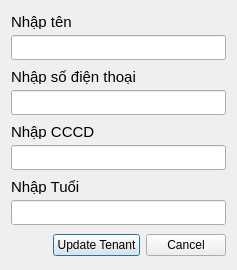
TrungSy2106/Project, file Edittenant.ui: the form before one commit.
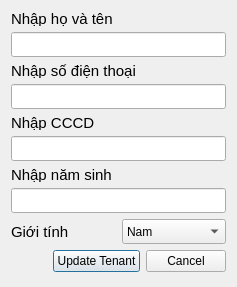
The form after the commit.

```diff
--- a/Edittenant.ui
+++ b/Edittenant.ui
@@ -7,7 +7,7 @@
     <x>0</x>
     <y>0</y>
     <width>237</width>
-    <height>270</height>
+    <height>287</height>
    </rect>
   </property>
   <property name="windowTitle">
@@ -30,7 +30,7 @@
         </font>
        </property>
        <property name="text">
-        <string>Nhập tên</string>
+        <string>Nhập họ và tên</string>
        </property>
       </widget>
      </item>
@@ -135,7 +135,7 @@
         </font>
        </property>
        <property name="text">
-        <string>Nhập Tuổi</string>
+        <string>Nhập năm sinh</string>
        </property>
       </widget>
      </item>
@@ -154,6 +154,48 @@
      </item>
     </layout>
    </item>
+   <item>
+    <layout class="QHBoxLayout" name="horizontalLayout">
+     <item>
+      <widget class="QLabel" name="label_8">
+       <property name="maximumSize">
+        <size>
+         <width>16777215</width>
+         <height>15</height>
+        </size>
+       </property>
+       <property name="font">
+        <font>
+         <pointsize>11</pointsize>
+        </font>
+       </property>
+       <property name="text">
+        <string>Giới tính</string>
+       </property>
+      </widget>
+     </item>
+     <item>
+      <widget class="QComboBox" name="comboBox">
+       <property name="minimumSize">
+        <size>
+         <width>0</width>
+         <height>25</height>
+        </size>
+       </property>
+       <item>
+        <property name="text">
+         <string>Nam</string>
+        </property>
+       </item>
+       <item>
+        <property name="text">
+         <string>Nữ</string>
+        </property>
+       </item>
+      </widget>
+     </item>
+    </layout>
+   </item>
    <item>
     <layout class="QHBoxLayout" name="horizontalLayout_3">
      <item>
```
